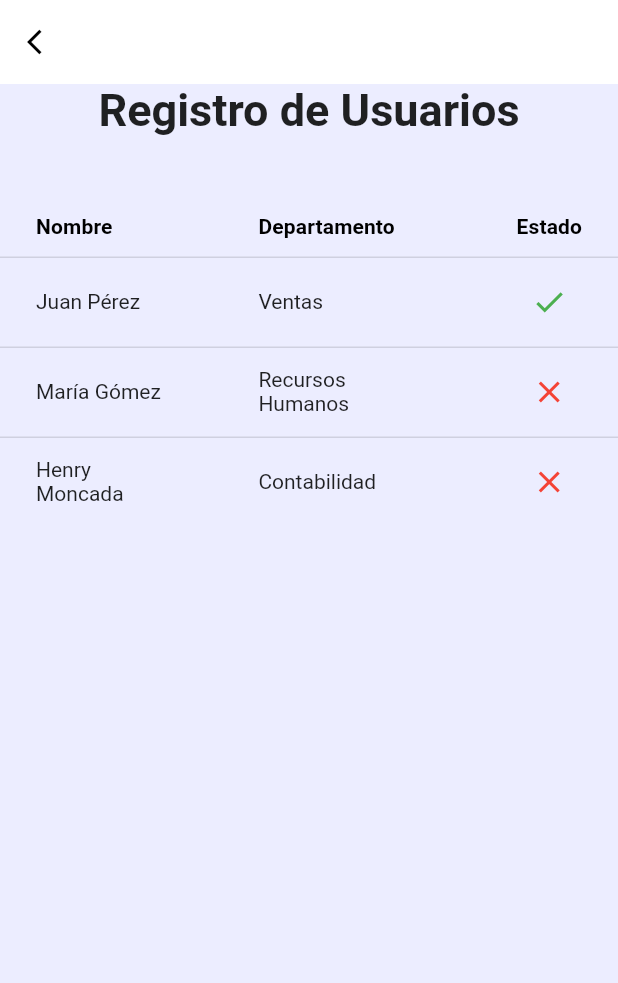
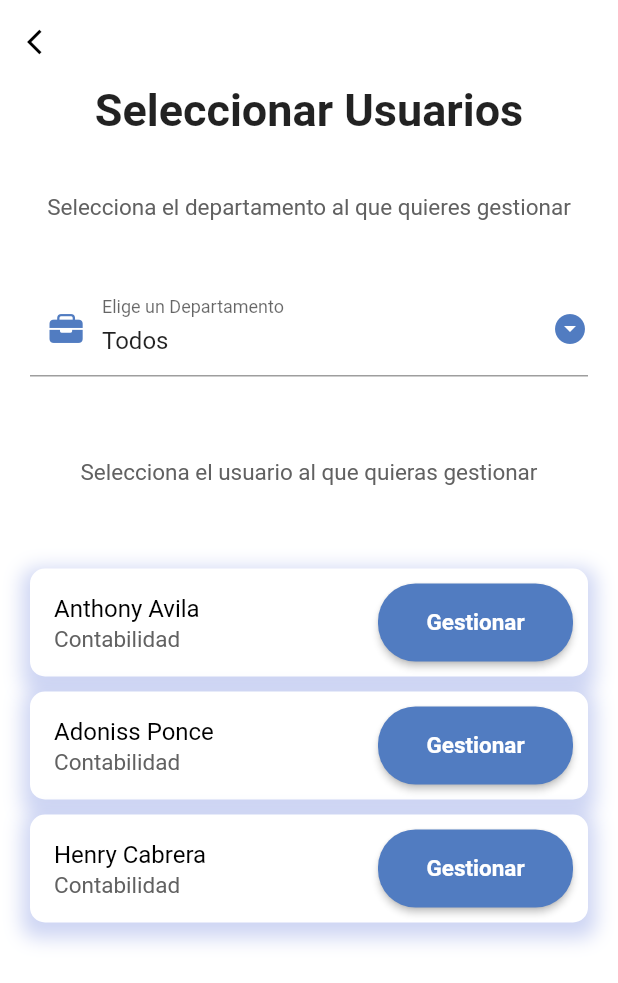
Before and after one commit to Avilanthony/NetgoRRHH, a Flutter app: the GestionUsuariosPage screen opened directly, on a phone screen of 412 x 824 dp. Shown: the top 983 px of the screen. Run offline on Flutter 3.47's test engine with Material 2 defaults, Android fonts, the phone set to English and light mode, and no system bars; our stand-ins replace dotted_border, google_fonts, google_nav_bar, iconsax, image_cropper, image_picker and 1 more; missing offline and left inert: syncfusion_flutter_pdfviewer, ticket_widget.

Commit message:
Creación de pantallas para configuración de usuarios para administrador

```diff
--- a/lib/screens/screens_1/gestion_usuarios.dart
+++ b/lib/screens/screens_1/gestion_usuarios.dart
@@ -1,137 +1,225 @@
 import 'package:flutter/material.dart';
 import 'package:flutter/services.dart';
+import 'package:flutter/cupertino.dart';
+import 'package:recursos_humanos_netgo/screens/configurar_usuario.dart';
 
-List<Map<String, dynamic>> users = [
-  {
-    'nombre': 'Juan',
-    'apellido': 'Pérez',
-    'departamento': 'Ventas',
-    'activo': true
-  },
-  {
-    'nombre': 'María',
-    'apellido': 'Gómez',
-    'departamento': 'Recursos Humanos',
-    'activo': false
-  },
-  {
-    'nombre': 'Henry',
-    'apellido': 'Moncada',
-    'departamento': 'Contabilidad',
-    'activo': false
-  },
-  // Agrega más usuarios según tus necesidades
-];
 
 class GestionUsuariosPage extends StatefulWidget {
+  const GestionUsuariosPage({super.key});
   @override
-  _GestionUsuariosPage createState() => _GestionUsuariosPage();
+  _GestionUsuariosPageState createState() => _GestionUsuariosPageState();
 }
 
-class _GestionUsuariosPage extends State<GestionUsuariosPage> {
+class _GestionUsuariosPageState extends State<GestionUsuariosPage> {
+
+  _GestionUsuariosPageState() {
+    _valorSelec = _departamentosUsuario[0];
+  }
+
+  //String dropdownValue = 'Todos';
+  final _departamentosUsuario = [
+    "Todos",
+    "Marketing",
+    "Administración",
+    "RRHH",
+    "Mantenimiento"
+  ];
+  String? _valorSelec = "";
+
   @override
   Widget build(BuildContext context) {
-    return Container(
-      child: Scaffold(
+    return Scaffold(
+      backgroundColor: Colors.white,
       appBar: AppBar(
         elevation: 0,
         systemOverlayStyle:
-              SystemUiOverlayStyle(statusBarBrightness: Brightness.light),
+        const SystemUiOverlayStyle(statusBarBrightness: Brightness.light),
         backgroundColor: Colors.white,
         leading: IconButton(
           onPressed: () {
             Navigator.pop(context);
           },
-            icon: Icon(Icons.arrow_back_ios, size: 20, color: Colors.black),
+          icon: const Icon(Icons.arrow_back_ios, size: 20, color: Colors.black),
         ),
       ),
-        backgroundColor: const Color.fromARGB(255, 236, 237, 255),
+
       body: SingleChildScrollView(
             child: Container(
                 width: double.infinity,
+                child: SingleChildScrollView(
                     child: Column(
                         mainAxisAlignment: MainAxisAlignment.spaceBetween,
                         children: <Widget>[
-                Text(
-                  "Registro de Usuarios",
-                  style: TextStyle(fontSize: 30, fontWeight: FontWeight.bold),
+                      Column(
+                        mainAxisAlignment: MainAxisAlignment.spaceEvenly,
+                        children: <Widget>[
+                          const Text(
+                            "Seleccionar Usuarios",
+                            style: TextStyle(
+                                fontSize: 30, fontWeight: FontWeight.bold),
                           ),
-                SizedBox(
-                  height: 40,
+                          const SizedBox(
+                            height: 10,
                           ),
-                DataTable(
-                  headingRowHeight: 40, // Altura de la fila de encabezado
-                  dataRowHeight: 60, // Altura de las filas de datos
+                          const SizedBox(height: 8),
+                          Padding(
+                            padding: const EdgeInsets.all(20),
+                            child: Text(
+                              "Selecciona el departamento al que quieres gestionar",
+                              style: TextStyle(
+                                  fontSize: 15, color: Colors.grey[700]),
+                              textAlign: TextAlign.center,
+                            ),
+                          ),
+                          Padding(
+                            padding: const EdgeInsets.all(20),
+                            child: DropdownButtonFormField(
+                              value: _valorSelec,
+                              items: _departamentosUsuario
+                                  .map((e) => DropdownMenuItem(
 
-                  //columnSpacing: 16, // Espaciado entre columnas
-                  columns: [
-                    DataColumn(
-                      label: Text(
-                        'Nombre',
-                        textAlign: TextAlign.center,
-                        style: TextStyle(
-                          fontWeight: FontWeight.bold,
+                                    value: e,
+                                    child: Text(e),
+                                  ))
+                                  .toList(),
+                              onChanged: (val) {
+                                setState(() {
+                                  _valorSelec = val as String;
+                                });
+                              },
+                              icon: const Icon(
+                                Icons.arrow_drop_down_circle,
+                                color: Color.fromARGB(255, 81, 124, 193),
+                              ),
+                              dropdownColor:
+                                  const Color.fromARGB(255, 231, 241, 246),
+                              decoration: const InputDecoration(
+                                labelText: "Elige un Departamento",
+                                prefixIcon: Icon(
+                                  CupertinoIcons.briefcase_fill,
+                                  color: Color.fromARGB(255, 81, 124, 193),
+                                ),
+                                border: UnderlineInputBorder(),
                               ),
                             ),
                           ),
-                    DataColumn(
-                      label: Text(
-                        'Departamento',
+                          const SizedBox(height: 15),
+                          Padding(
+                            padding: const EdgeInsets.all(20),
+                            child: Text(
+                              "Selecciona el usuario al que quieras gestionar",
+                              style: TextStyle(
+                                  fontSize: 15, color: Colors.grey[700]),
                               textAlign: TextAlign.center,
+                            ),
+
+                          ),
+                          const SizedBox(height: 15),
+
+                          Padding(
+                            padding: const EdgeInsets.all(20),
+                            child: Column(
+
+                              children: <Widget>[
+
+                                itemUsuarios('Anthony Avila', 'Contabilidad', context),
+                                itemUsuarios('Adoniss Ponce', 'Contabilidad', context),
+                                itemUsuarios('Henry Cabrera', 'Contabilidad', context),
+
+                              ]
+
+                            )),
+
+                          const Padding(
+                            padding:  EdgeInsets.all(20),
+                            child: Column(
+
+                              //itemUsuarios('Anthony Avila', 'Contabilidad',),
+
+                            )
+                          ),
+
+                        ],
+                      )
+                    ]
+                  )
+                )
+              )
+            )
+
+    );
+  }
+
+}
+
+itemUsuarios(String nombreComp, String depart, context) {
+  return Column(
+    children: <Widget>[
+      Container(
+        decoration: BoxDecoration(
+          color: Colors.white,
+          borderRadius: BorderRadius.circular(10),
+          boxShadow: [
+            BoxShadow(
+              offset: const Offset(0, 5),
+              color: const Color.fromARGB(179, 10, 47, 196).withOpacity(0.2),
+              spreadRadius: 5,
+              blurRadius: 10,
+            ),
+          ],
+        ),
+        child: Stack(
+          children: [
+            ListTile(
+              subtitle: Text(depart,
               style: TextStyle(
-                          fontWeight: FontWeight.bold,
+                fontSize: 15, color: Colors.grey[700])),
+              title: Text(nombreComp),
+
+
+              textColor: const Color.fromARGB(255, 0, 0, 0),
+            ),
+            Positioned(
+              top: 10,
+              bottom: 10,
+              right: 10,
+              child: Container(
+                width: 130,
+                child: ElevatedButton(
+                          //minWidth: double.infinity,
+                          //height: 0,
+                          onPressed: () {
+                             Navigator.push(
+                              context, MaterialPageRoute(builder: (context) => const ConfiguracionUsuariosPage()));
+
+                          },
+                          style: ElevatedButton.styleFrom(
+                            backgroundColor: const Color.fromARGB(255, 81, 124, 193), // Cambia el color del botón a rojo
+                            shape: RoundedRectangleBorder(
+                              borderRadius: BorderRadius.circular(25), // Bordes redondeados
                             ),
                           ),
+                          //: Color.fromARGB(255, 81, 124, 193),
+                          //elevation: 0,
+                          child: const Text(
+                            "Gestionar",
+                            style: TextStyle(
+                                color: Colors.white,
+                                fontWeight: FontWeight.w600,
+                                fontSize: 15),
                           ),
-                    DataColumn(
-                      label: Text(
-                        'Estado',
-                        textAlign: TextAlign.center,
-                        style: TextStyle(
-                          fontWeight: FontWeight.bold,
                         ),
               ),
             ),
           ],
-                  rows: users.map((user) {
-                    return DataRow(
-                      cells: [
-                        DataCell(
-                          Text(
-                            '${user['nombre']} ${user['apellido']}',
         ),
+
       ),
-                        DataCell(
-                          Text(
-                            user['departamento'],
-                          ),
-                        ),
-                        DataCell(
-                          Center(
-                            child: user['activo']
-                                ? Icon(
-                                    Icons.check,
-                                    color: Colors.green,
+      const SizedBox(
+          height: 10,
         )
-                                : Icon(Icons.close, color: Colors.red),
-                          ),
-                          onTap: () {
-                            // Agrega la lógica para cambiar el estado de la cuenta del usuario.
-                            setState(() {
-                              user['activo'] = !user[
-                                  'activo']; // Cambiar el estado al contrario (activo a inactivo o viceversa).
-                            });
-                          },
-                        ),
     ],
+
   );
-                  }).toList(),
-                ),
-              ],
-            ),
-          ),
-        ),
-      ),
-    );
+
 }
-}
```
Also changed, not shown: lib/screens/configurar_usuario.dart (added, +421 -0 lines). Lines whose indentation alone changed are shown as unchanged.
